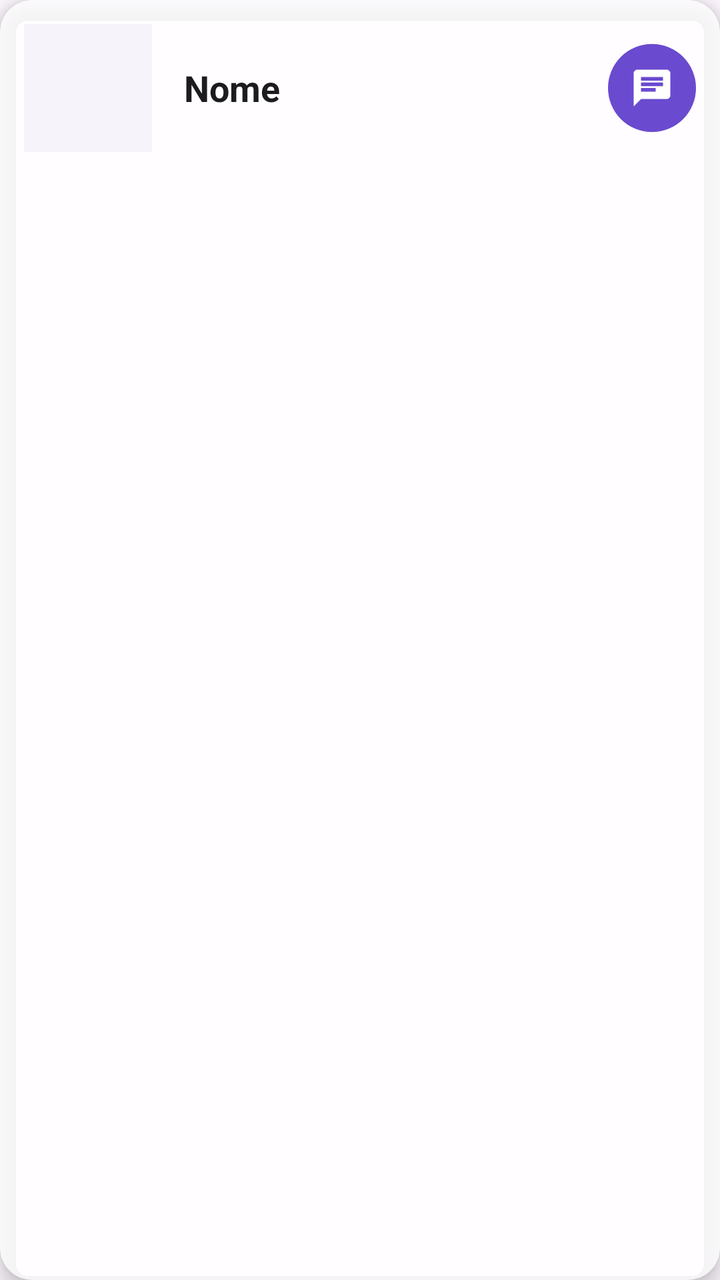
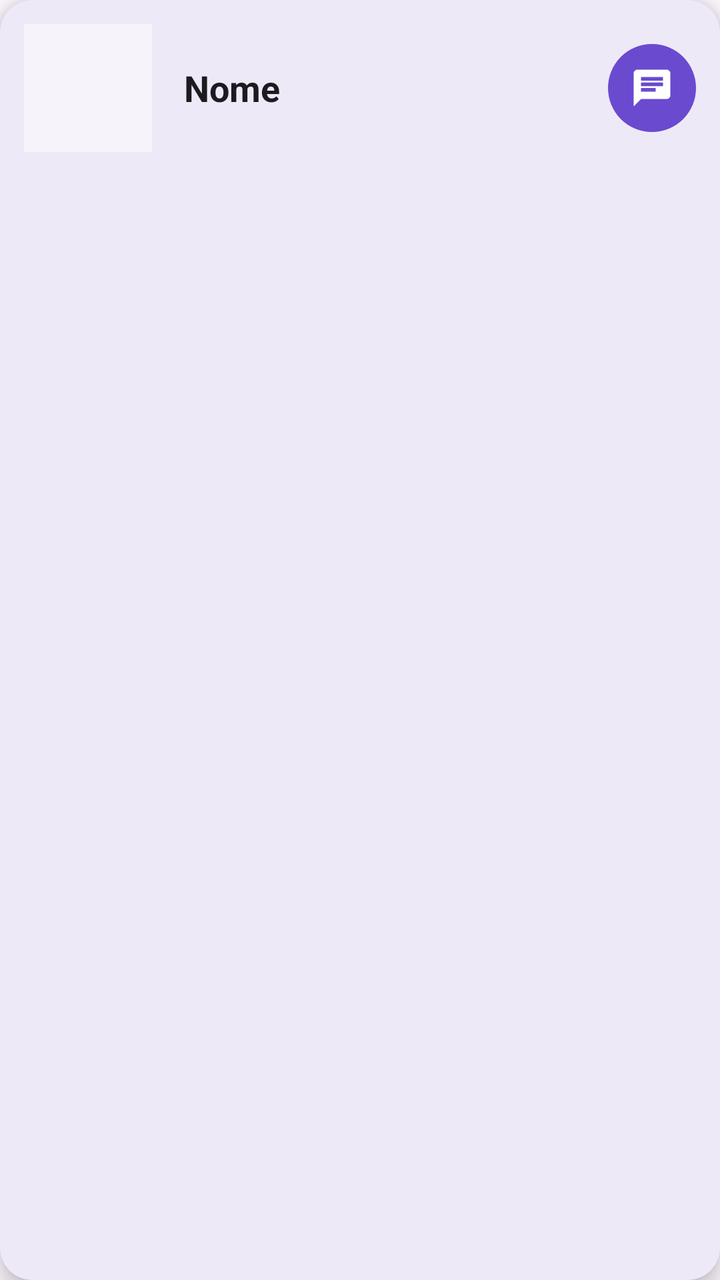

The first picture is an Android layout as it rendered before a commit; the second is the same layout after the commit. The layout source and the unified diff follow.
<!-- AndroidManifest.xml: application theme Theme.MeetBeat -->
<!-- res/layout/item_match_confirmado.xml -->
<?xml version="1.0" encoding="utf-8"?>
<androidx.cardview.widget.CardView xmlns:android="http://schemas.android.com/apk/res/android"
    xmlns:app="http://schemas.android.com/apk/res-auto"
    android:layout_width="match_parent"
    android:layout_height="wrap_content"
    android:layout_margin="12dp"
    app:cardCornerRadius="16dp"
    app:cardElevation="6dp"
    app:cardBackgroundColor="@color/vidro_fundo">

    <LinearLayout
        android:layout_width="match_parent"
        android:layout_height="wrap_content"
        android:orientation="horizontal"
        android:padding="12dp"
        android:gravity="center_vertical">

        <ImageView
            android:id="@+id/imageMatchFoto"
            android:layout_width="64dp"
            android:layout_height="64dp"
            android:scaleType="centerCrop"
            android:background="@color/purple_light"
            android:clickable="true"
            android:focusable="true" />

        <TextView
            android:id="@+id/textMatchNome"
            android:layout_width="0dp"
            android:layout_height="wrap_content"
            android:layout_weight="1"
            android:layout_marginStart="16dp"
            android:text="Nome"
            android:textColor="@color/text_dark"
            android:textSize="18sp"
            android:textStyle="bold" />

        <ImageView
            android:id="@+id/btnMensagem"
            android:layout_width="44dp"
            android:layout_height="44dp"
            android:padding="11dp"
            android:src="@drawable/ic_chat"
            android:background="@drawable/bg_avatar_circle"
            android:clickable="true"
            android:focusable="true" />

    </LinearLayout>

</androidx.cardview.widget.CardView>
<!-- resources referenced by this layout -->
<resources>
  <color name="purple_light">#F6F4FA</color>
  <color name="text_dark">#1C1B1F</color>
  <color name="vidro_fundo">#CCFFFFFF</color>
  <!-- drawable bg_avatar_circle (drawable) -->
  <?xml version="1.0" encoding="utf-8"?>
  <shape xmlns:android="http://schemas.android.com/apk/res/android"
      android:shape="oval">
      <solid android:color="@color/purple_primary" />
  </shape>
  <!-- drawable ic_chat (drawable) -->
  <vector xmlns:android="http://schemas.android.com/apk/res/android"
      android:width="24dp"
      android:height="24dp"
      android:viewportWidth="24"
      android:viewportHeight="24">
    <path
        android:fillColor="@color/white"
        android:pathData="M20,2L4,2c-1.1,0 -2,0.9 -2,2v18l4,-4h14c1.1,0 2,-0.9 2,-2L22,4c0,-1.1 -0.9,-2 -2,-2zM6,9h12v2L6,11L6,9zM14,14L6,14v-2h8v2zM18,8L6,8L6,6h12v2z"/>
  </vector>
  <style name="Theme.MeetBeat" parent="Base.Theme.MeetBeat" />
  <color name="purple_primary">#6A4ACF</color>
  <color name="white">#FFFFFFFF</color>
  <style name="Base.Theme.MeetBeat" parent="Theme.Material3.DayNight.NoActionBar">
          
          
      </style>
</resources>

<!-- the commit's change to res/layout/item_match_confirmado.xml (unified diff, before → after) -->
@@ -6,7 +6,7 @@
     android:layout_margin="12dp"
     app:cardCornerRadius="16dp"
     app:cardElevation="6dp"
-    app:cardBackgroundColor="@color/vidro_fundo">
+    app:cardBackgroundColor="@color/card_background">
 
     <LinearLayout
         android:layout_width="match_parent"
<!-- resource entries referenced after the edit -->
@@ -1,8 +1,8 @@
 <!-- resources referenced by this layout -->
 <resources>
+  <color name="card_background">#EEE9F7</color>
   <color name="purple_light">#F6F4FA</color>
   <color name="text_dark">#1C1B1F</color>
-  <color name="vidro_fundo">#CCFFFFFF</color>
   <!-- drawable bg_avatar_circle (drawable) -->
   <?xml version="1.0" encoding="utf-8"?>
   <shape xmlns:android="http://schemas.android.com/apk/res/android"
